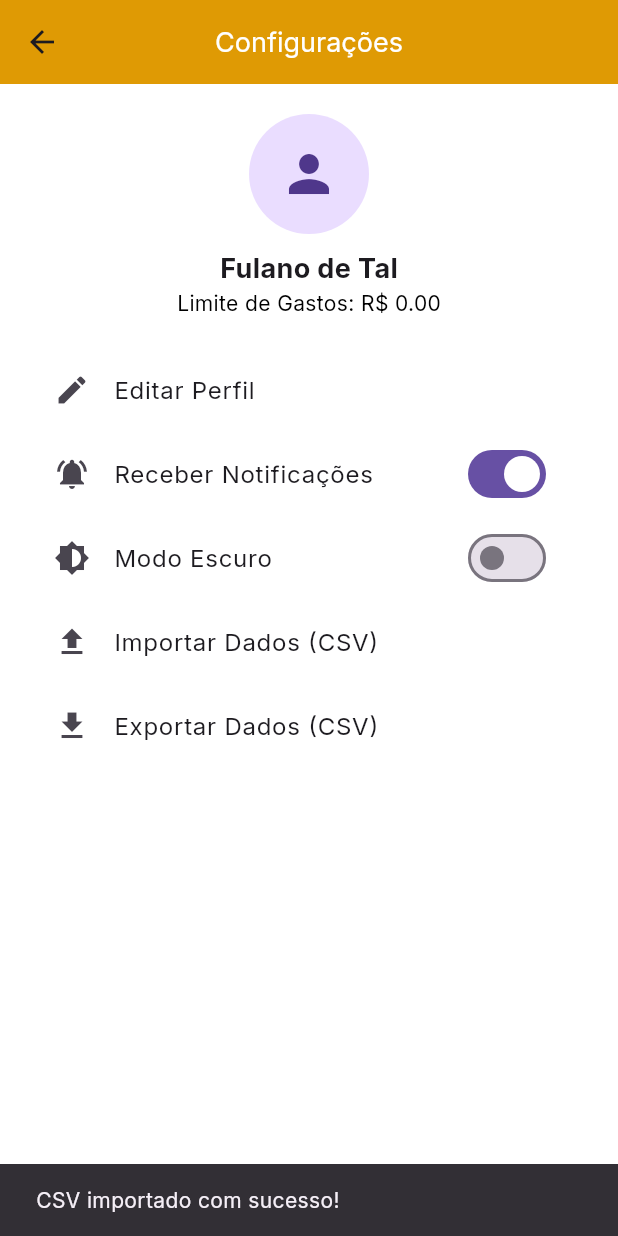
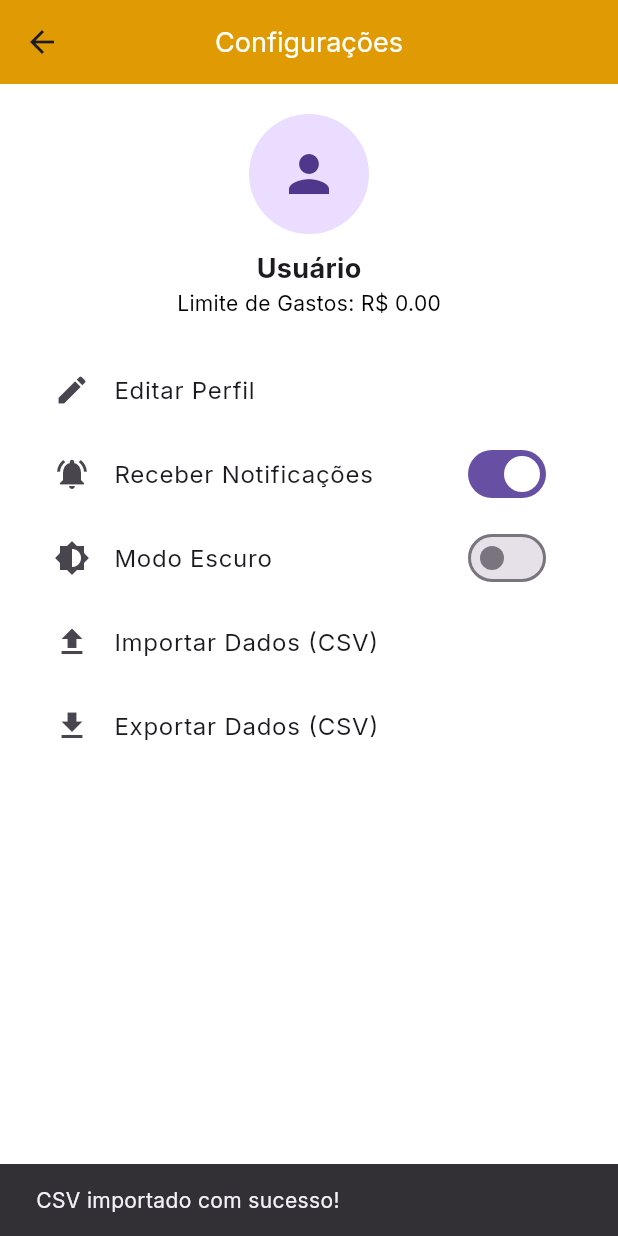
Before and after one commit to vinimiraa/LDDM-ShowCoin, a Flutter app: the SettingsScreen screen opened directly, after a tap on "Importar Dados (CSV)", on a phone screen of 412 x 824 dp. Run offline on Flutter 3.47's test engine with Material 3 defaults, Android fonts, the phone set to English and light mode, and no system bars; our stand-ins replace fl_chart, persistent_bottom_nav_bar, sqflite; missing offline and left inert: mobile_scanner; accounts and stored records are empty.

```diff
--- a/src/lib/controllers/transaction_controller.dart
+++ b/src/lib/controllers/transaction_controller.dart
@@ -11,7 +11,7 @@ class TransactionController extends ChangeNotifier {
       final db = await DatabaseHelper().database;
       final result = await db.rawQuery('''
         SELECT name, value, date
-        FROM Transaction
+        FROM ${DatabaseHelper.transactionTable}
         ORDER BY date DESC
       ''');
 
--- a/src/lib/database/db.dart
+++ b/src/lib/database/db.dart
@@ -11,7 +11,7 @@ class DatabaseHelper {
   static const _dbVersion = 1;
 
   static const String userTable = 'User';
-  static const String transactionTable = 'Transaction';
+  static const String transactionTable = 'Transactions';
 
   Database? _database;
 
@@ -65,9 +65,9 @@ class DatabaseHelper {
     await db.execute('''
       CREATE TABLE $transactionTable (
         id INTEGER PRIMARY KEY AUTOINCREMENT,
-        date DATE NOT NULL,
         name VARCHAR(255) NOT NULL,
         value REAL NOT NULL,
+        date DATE NOT NULL,
         amount INTEGER NOT NULL DEFAULT 1
       )
     ''');
--- a/src/lib/main.dart
+++ b/src/lib/main.dart
@@ -5,6 +5,7 @@ import 'package:src/screens/utils.dart';
 import 'package:src/database/user_db.dart';
 import 'package:src/models/user_model.dart';
 import 'package:sqflite/sqflite.dart';
+import 'package:src/database/db.dart';
 
 final RouteObserver<ModalRoute<void>> routeObserver = RouteObserver<ModalRoute<void>>();
 
@@ -12,6 +13,8 @@ void main() async {
   WidgetsFlutterBinding.ensureInitialized();
 
   if (!kIsWeb) {
+    // Apague o banco antigo para forçar a recriação
+    await DatabaseHelper().deleteDatabaseFile();
     await _setupLocalDatabase();
   } else {
     debugPrint('Executando na web. Banco local não utilizado.');
@@ -25,7 +28,6 @@ Future<void> _setupLocalDatabase() async {
   final fullPath = '$dbPath/app.db';
 
   final bool dbExists = await databaseExists(fullPath);
-
   debugPrint('Banco de dados inicializado em: $fullPath');
 
   final userDB = UserDB();
--- a/src/lib/screens/settings_screen.dart
+++ b/src/lib/screens/settings_screen.dart
@@ -24,13 +24,13 @@ class _ProfileScreenState extends State<SettingsScreen> {
 
   Future<void> _carregarPerfil() async {
     final db = await DatabaseHelper().database;
-    final List<Map<String, dynamic>> usuarios = await db.query('UsuarioLocal', limit: 1);
+    final List<Map<String, dynamic>> usuarios = await db.query(DatabaseHelper.userTable, limit: 1);
 
     if (usuarios.isNotEmpty) {
       final usuario = usuarios.first;
       setState(() {
-        nomeUsuario = usuario['nome'] ?? 'Fulano de Tal';
-        final limiteValue = usuario['limite_gastos'];
+        nomeUsuario = usuario['name'] ?? 'Fulano de Tal';
+        final limiteValue = usuario['spending_limit'];
           if (limiteValue != null) {
             if (limiteValue is int) {
               limiteGastos = limiteValue.toDouble();
@@ -190,10 +190,10 @@ class _EditProfileScreenState extends State<EditProfileScreen> {
     final db = await DatabaseHelper().database;
 
     final count = await db.update(
-      'UsuarioLocal',
+      DatabaseHelper.userTable,
       {
-        'nome': nome,
-        'limite_gastos': limite,
+        'name': nome,
+        'spending_limit': limite,
       },
       where: 'id = ?',
       whereArgs: [1], // ajuste o ID conforme necessário
```
